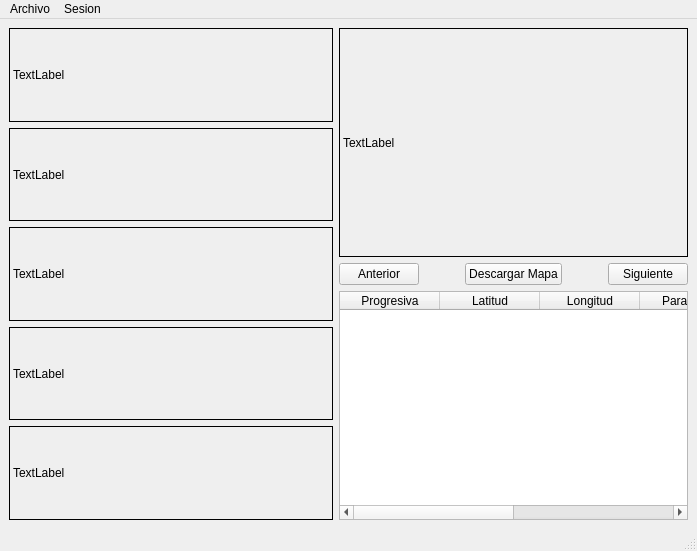
Old version of the form revisador/revisador-form.ui in the repository fedes82/anarev.
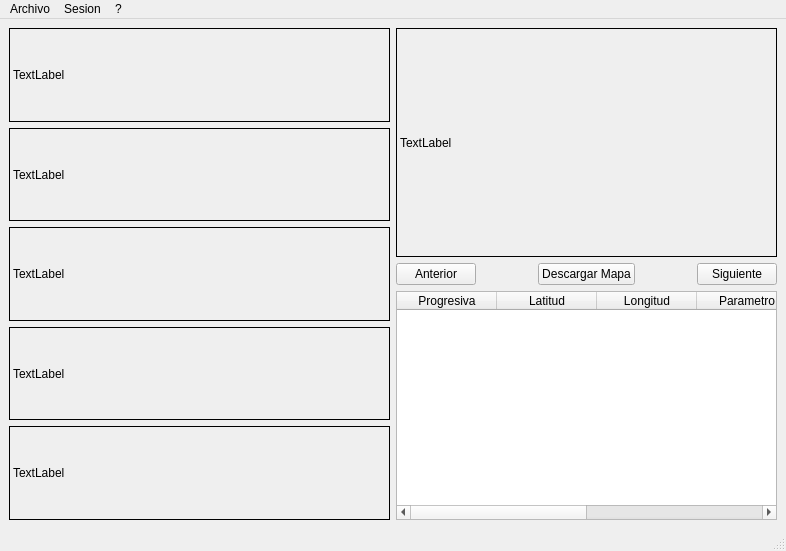
New version of the form. Custom widgets are drawn as their Qt base class.

```diff
--- a/revisador/revisador-form.ui
+++ b/revisador/revisador-form.ui
@@ -6,7 +6,7 @@
    <rect>
     <x>0</x>
     <y>0</y>
-    <width>697</width>
+    <width>786</width>
     <height>551</height>
    </rect>
   </property>
@@ -259,7 +259,7 @@
     <rect>
      <x>0</x>
      <y>0</y>
-     <width>697</width>
+     <width>786</width>
      <height>27</height>
     </rect>
    </property>
@@ -283,8 +283,15 @@
     <addaction name="separator"/>
     <addaction name="actionExportar_Todo"/>
    </widget>
+   <widget class="QMenu" name="menu">
+    <property name="title">
+     <string>?</string>
+    </property>
+    <addaction name="actionAcerca_de"/>
+   </widget>
    <addaction name="menuArchivo"/>
    <addaction name="menuSesion"/>
+   <addaction name="menu"/>
   </widget>
   <widget class="QStatusBar" name="statusbar"/>
   <action name="actionAbrir">
```
Left out of the diff: 5 changed lines with no effect on the pictures.
